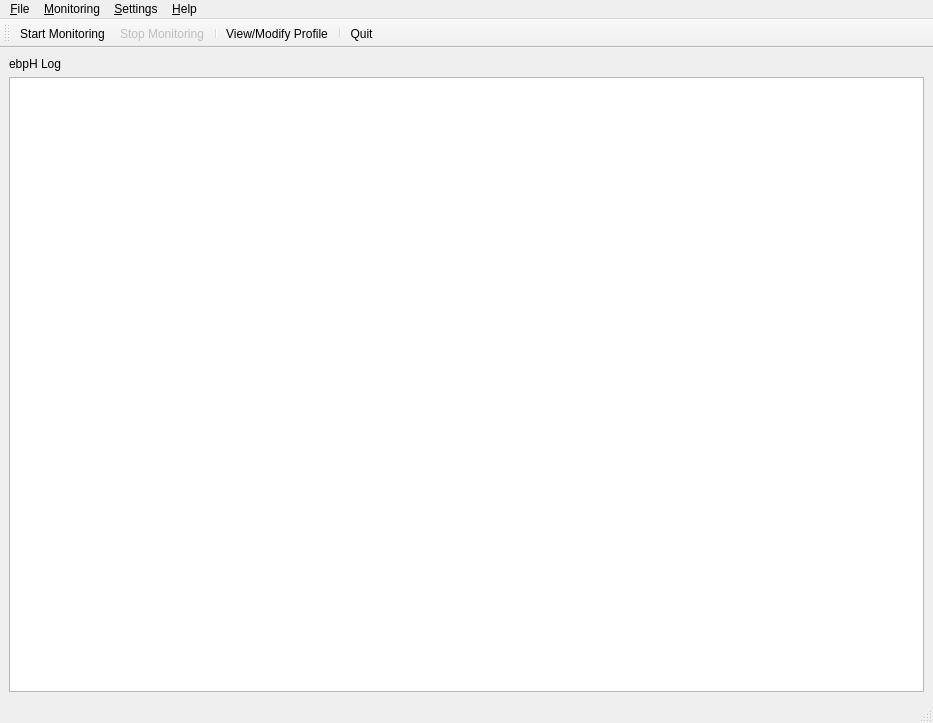
First picture: the form in ebpH/mainwindow.ui, repository willfindlay/ebpH, before the edit.
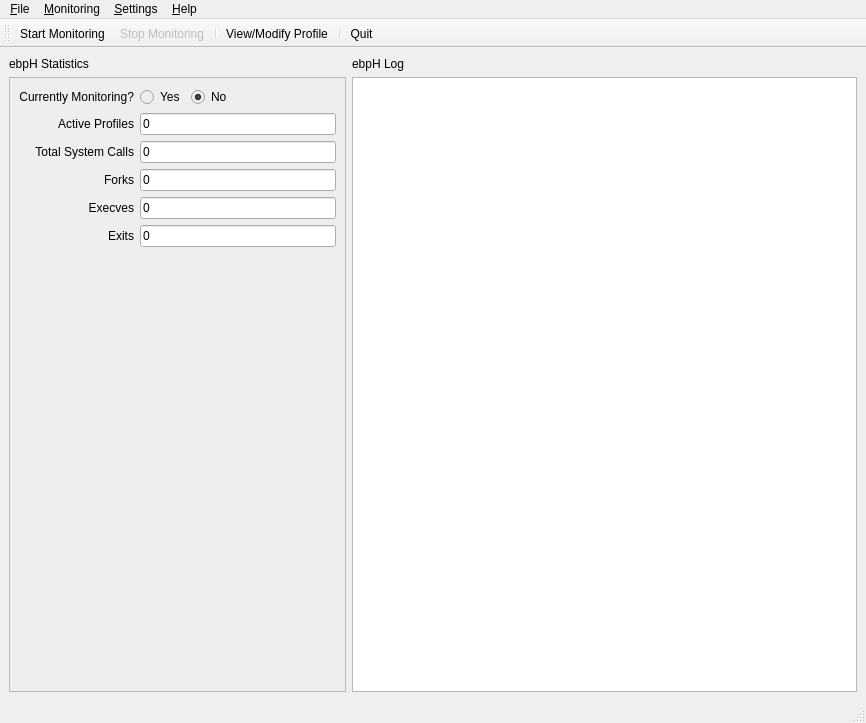
Second picture: the form after the edit. Icons and pictures are not drawn.

The edit to the form file:
```diff
--- a/ebpH/mainwindow.ui
+++ b/ebpH/mainwindow.ui
@@ -7,7 +7,7 @@
    <rect>
     <x>0</x>
     <y>0</y>
-    <width>933</width>
+    <width>866</width>
     <height>723</height>
    </rect>
   </property>
@@ -26,8 +26,19 @@
   </property>
   <widget class="QWidget" name="centralwidget">
    <layout class="QGridLayout" name="gridLayout">
-    <item row="1" column="0">
+    <item row="1" column="1">
      <widget class="QPlainTextEdit" name="event_log">
+      <property name="sizePolicy">
+       <sizepolicy hsizetype="Preferred" vsizetype="Expanding">
+        <horstretch>2</horstretch>
+        <verstretch>0</verstretch>
+       </sizepolicy>
+      </property>
+      <property name="font">
+       <font>
+        <family>Monospace</family>
+       </font>
+      </property>
       <property name="statusTip">
        <string>ebpH event log</string>
       </property>
@@ -40,12 +51,245 @@
      </widget>
     </item>
     <item row="0" column="0">
+     <widget class="QLabel" name="label_2">
+      <property name="sizePolicy">
+       <sizepolicy hsizetype="Preferred" vsizetype="Preferred">
+        <horstretch>2</horstretch>
+        <verstretch>0</verstretch>
+       </sizepolicy>
+      </property>
+      <property name="text">
+       <string>ebpH Statistics</string>
+      </property>
+     </widget>
+    </item>
+    <item row="0" column="1">
      <widget class="QLabel" name="label">
+      <property name="sizePolicy">
+       <sizepolicy hsizetype="Preferred" vsizetype="Preferred">
+        <horstretch>3</horstretch>
+        <verstretch>0</verstretch>
+       </sizepolicy>
+      </property>
       <property name="text">
        <string>ebpH Log</string>
       </property>
      </widget>
     </item>
+    <item row="1" column="0">
+     <widget class="QFrame" name="frame">
+      <property name="sizePolicy">
+       <sizepolicy hsizetype="Expanding" vsizetype="Preferred">
+        <horstretch>1</horstretch>
+        <verstretch>0</verstretch>
+       </sizepolicy>
+      </property>
+      <property name="styleSheet">
+       <string notr="true">#frame{
+background: #eee;
+background-image: url(:/img/assets/img/logos/logo_transparent.png);
+background-repeat: no-repeat;
+background-position: bottom left;
+}</string>
+      </property>
+      <property name="frameShape">
+       <enum>QFrame::StyledPanel</enum>
+      </property>
+      <property name="frameShadow">
+       <enum>QFrame::Raised</enum>
+      </property>
+      <layout class="QGridLayout" name="gridLayout_2">
+       <item row="5" column="0">
+        <spacer name="verticalSpacer">
+         <property name="orientation">
+          <enum>Qt::Vertical</enum>
+         </property>
+         <property name="sizeType">
+          <enum>QSizePolicy::MinimumExpanding</enum>
+         </property>
+         <property name="sizeHint" stdset="0">
+          <size>
+           <width>20</width>
+           <height>40</height>
+          </size>
+         </property>
+        </spacer>
+       </item>
+       <item row="4" column="0">
+        <widget class="QWidget" name="chart_container" native="true"/>
+       </item>
+       <item row="3" column="0">
+        <layout class="QGridLayout" name="gridLayout_4">
+         <property name="topMargin">
+          <number>0</number>
+         </property>
+         <item row="2" column="0">
+          <widget class="QLabel" name="label_4">
+           <property name="text">
+            <string>Total System Calls</string>
+           </property>
+           <property name="alignment">
+            <set>Qt::AlignRight|Qt::AlignTrailing|Qt::AlignVCenter</set>
+           </property>
+          </widget>
+         </item>
+         <item row="2" column="1">
+          <widget class="QLineEdit" name="syscall_count">
+           <property name="text">
+            <string>0</string>
+           </property>
+           <property name="readOnly">
+            <bool>true</bool>
+           </property>
+          </widget>
+         </item>
+         <item row="1" column="1">
+          <widget class="QLineEdit" name="profile_count">
+           <property name="text">
+            <string>0</string>
+           </property>
+           <property name="readOnly">
+            <bool>true</bool>
+           </property>
+          </widget>
+         </item>
+         <item row="0" column="1">
+          <layout class="QHBoxLayout" name="horizontalLayout">
+           <item>
+            <widget class="QRadioButton" name="monitoring_radio">
+             <property name="enabled">
+              <bool>false</bool>
+             </property>
+             <property name="styleSheet">
+              <string notr="true">color:black;</string>
+             </property>
+             <property name="text">
+              <string>Yes</string>
+             </property>
+             <property name="checkable">
+              <bool>true</bool>
+             </property>
+            </widget>
+           </item>
+           <item>
+            <widget class="QRadioButton" name="not_monitoring_radio">
+             <property name="enabled">
+              <bool>false</bool>
+             </property>
+             <property name="styleSheet">
+              <string notr="true">color:black;</string>
+             </property>
+             <property name="text">
+              <string>No</string>
+             </property>
+             <property name="checkable">
+              <bool>true</bool>
+             </property>
+             <property name="checked">
+              <bool>true</bool>
+             </property>
+            </widget>
+           </item>
+           <item>
+            <spacer name="horizontalSpacer">
+             <property name="orientation">
+              <enum>Qt::Horizontal</enum>
+             </property>
+             <property name="sizeHint" stdset="0">
+              <size>
+               <width>40</width>
+               <height>20</height>
+              </size>
+             </property>
+            </spacer>
+           </item>
+          </layout>
+         </item>
+         <item row="3" column="0">
+          <widget class="QLabel" name="label_6">
+           <property name="text">
+            <string>Forks</string>
+           </property>
+           <property name="alignment">
+            <set>Qt::AlignRight|Qt::AlignTrailing|Qt::AlignVCenter</set>
+           </property>
+          </widget>
+         </item>
+         <item row="3" column="1">
+          <widget class="QLineEdit" name="fork_count">
+           <property name="text">
+            <string>0</string>
+           </property>
+           <property name="readOnly">
+            <bool>true</bool>
+           </property>
+          </widget>
+         </item>
+         <item row="4" column="1">
+          <widget class="QLineEdit" name="execve_count">
+           <property name="text">
+            <string>0</string>
+           </property>
+           <property name="readOnly">
+            <bool>true</bool>
+           </property>
+          </widget>
+         </item>
+         <item row="0" column="0">
+          <widget class="QLabel" name="label_5">
+           <property name="text">
+            <string>Currently Monitoring?</string>
+           </property>
+           <property name="alignment">
+            <set>Qt::AlignRight|Qt::AlignTrailing|Qt::AlignVCenter</set>
+           </property>
+          </widget>
+         </item>
+         <item row="4" column="0">
+          <widget class="QLabel" name="label_7">
+           <property name="text">
+            <string>Execves</string>
+           </property>
+           <property name="alignment">
+            <set>Qt::AlignRight|Qt::AlignTrailing|Qt::AlignVCenter</set>
+           </property>
+          </widget>
+         </item>
+         <item row="1" column="0">
+          <widget class="QLabel" name="label_3">
+           <property name="text">
+            <string>Active Profiles</string>
+           </property>
+           <property name="alignment">
+            <set>Qt::AlignRight|Qt::AlignTrailing|Qt::AlignVCenter</set>
+           </property>
+          </widget>
+         </item>
+         <item row="5" column="0">
+          <widget class="QLabel" name="label_8">
+           <property name="text">
+            <string>Exits</string>
+           </property>
+           <property name="alignment">
+            <set>Qt::AlignRight|Qt::AlignTrailing|Qt::AlignVCenter</set>
+           </property>
+          </widget>
+         </item>
+         <item row="5" column="1">
+          <widget class="QLineEdit" name="exit_count">
+           <property name="text">
+            <string>0</string>
+           </property>
+           <property name="readOnly">
+            <bool>true</bool>
+           </property>
+          </widget>
+         </item>
+        </layout>
+       </item>
+      </layout>
+     </widget>
+    </item>
    </layout>
   </widget>
   <widget class="QMenuBar" name="menubar">
@@ -53,7 +297,7 @@
     <rect>
      <x>0</x>
      <y>0</y>
-     <width>933</width>
+     <width>866</width>
      <height>29</height>
     </rect>
    </property>
```
Left out of the diff: 6 changed lines with no effect on the pictures.
